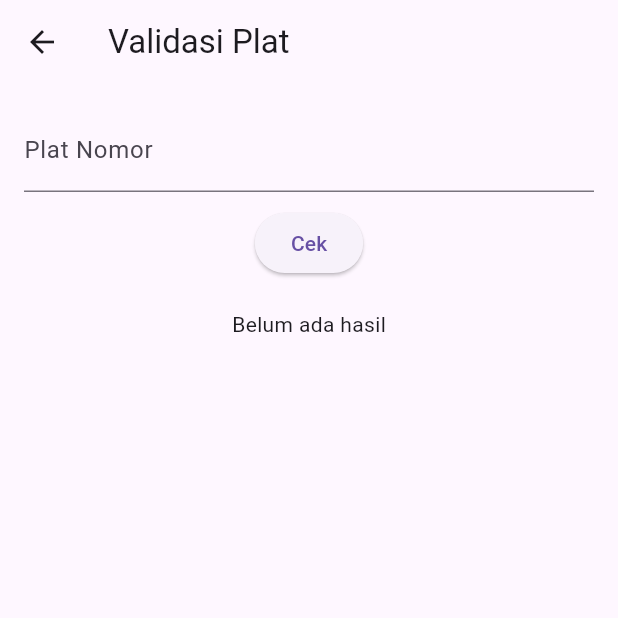
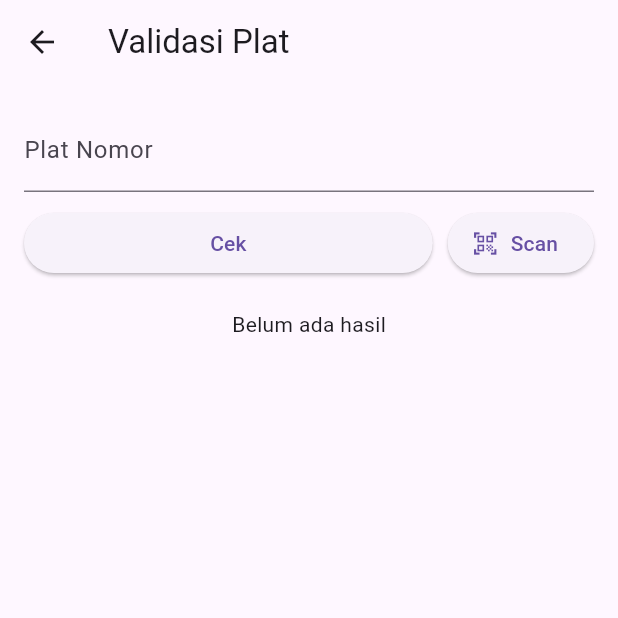
Before and after one commit to qualityparking/qsg, a Flutter app: the ValidateScreen screen opened directly, on a phone screen of 412 x 824 dp, the top half of it. Run offline on Flutter 3.47's test engine with Material 3 defaults, Android fonts, the phone set to English and light mode, and no system bars; our stand-ins replace shared_preferences, webview_flutter; missing offline and left inert: qr_code_scanner; accounts and stored records are empty.

Commit message:
Update validate_screen.dart

```diff
--- a/lib/screens/validate_screen.dart
+++ b/lib/screens/validate_screen.dart
@@ -1,5 +1,6 @@
 import 'package:flutter/material.dart';
 import '../services/api_service.dart';
+import '../widgets/qr_scanner.dart';
 
 class ValidateScreen extends StatefulWidget {
   const ValidateScreen({super.key});
@@ -17,6 +18,20 @@ class _ValidateScreenState extends State<ValidateScreen> {
     setState(() => _result = result);
   }
 
+  void _openQRScanner() {
+    Navigator.push(
+      context,
+      MaterialPageRoute(
+        builder: (_) => QRScannerScreen(
+          onScanned: (code) {
+            _platController.text = code;
+            _validate();
+          },
+        ),
+      ),
+    );
+  }
+
   @override
   Widget build(BuildContext context) {
     return Scaffold(
@@ -30,7 +45,22 @@ class _ValidateScreenState extends State<ValidateScreen> {
               decoration: const InputDecoration(labelText: 'Plat Nomor'),
             ),
             const SizedBox(height: 10),
-            ElevatedButton(onPressed: _validate, child: const Text('Cek')),
+            Row(
+              children: [
+                Expanded(
+                  child: ElevatedButton(
+                    onPressed: _validate,
+                    child: const Text('Cek'),
+                  ),
+                ),
+                const SizedBox(width: 10),
+                ElevatedButton.icon(
+                  icon: const Icon(Icons.qr_code_scanner),
+                  label: const Text('Scan'),
+                  onPressed: _openQRScanner,
+                ),
+              ],
+            ),
             const SizedBox(height: 20),
             _result == null
                 ? const Text('Belum ada hasil')
```
